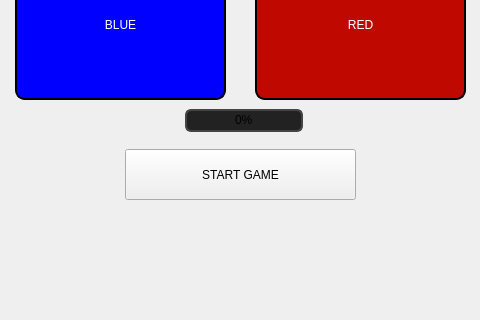
The window that SimonGame/mainwindow.ui (UofU-CS3505/cs3505-assignment6-Tuyetminhvu) describes before a commit, drawn with Qt 5; both pictures show x 160 to 640 and y 280 to 600 of the 800 by 600 pixel window.
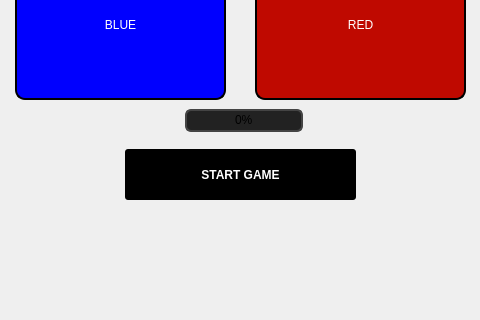
The same window after the commit. Icons and pictures are not drawn.

The edit to the form file:
```diff
--- a/SimonGame/mainwindow.ui
+++ b/SimonGame/mainwindow.ui
@@ -14,6 +14,11 @@
    <string>MainWindow</string>
   </property>
   <widget class="QWidget" name="centralwidget">
+   <property name="styleSheet">
+    <string notr="true">#centralwidget {
+    border-image: url(:/gameBackground.jpg) 0 0 0 0 stretch stretch;
+}</string>
+   </property>
    <layout class="QGridLayout" name="gridLayout">
     <item row="1" column="0">
      <spacer name="horizontalSpacer_2">
@@ -551,8 +556,31 @@
          <height>51</height>
         </rect>
        </property>
+       <property name="autoFillBackground">
+        <bool>false</bool>
+       </property>
        <property name="styleSheet">
-        <string notr="true">font: 900 13pt &quot;Arial Black&quot;;</string>
+        <string notr="true">#startButton {
+    background-color: black;
+    color: white;
+    border: 1px black;    
+    border-radius: 3px;     
+    font-weight: bold;     
+}
+
+#startButton:hover {
+    background-color: #333333;
+}
+
+#startButton:pressed {
+    background-color: #555555;
+}
+
+#startButton:disabled {
+    background-color: #333333;  
+    color: #777777;           
+    border: 2px solid #333333;  
+}</string>
        </property>
        <property name="text">
         <string>START GAME</string>
@@ -625,7 +653,7 @@
         <string/>
        </property>
       </widget>
-      <widget class="QWidget" name="">
+      <widget class="QWidget" name="layoutWidget">
        <property name="geometry">
         <rect>
          <x>100</x>
```
Left out of the diff: 125 changed lines with no effect on the pictures.
